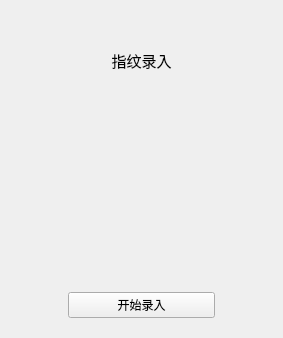
Old version of the form digitalIntegration/RegisterDialog.ui in the repository jiaqingguo/DI.
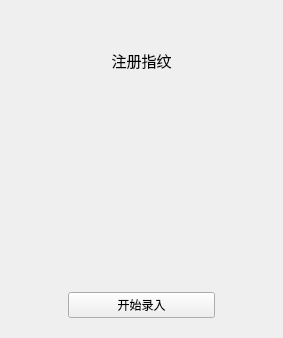
New version of the form.

The edit to the form file:
```diff
--- a/digitalIntegration/RegisterDialog.ui
+++ b/digitalIntegration/RegisterDialog.ui
@@ -197,7 +197,7 @@
             </font>
            </property>
            <property name="text">
-            <string>指纹录入</string>
+            <string>注册指纹</string>
            </property>
            <property name="alignment">
             <set>Qt::AlignCenter</set>
```
